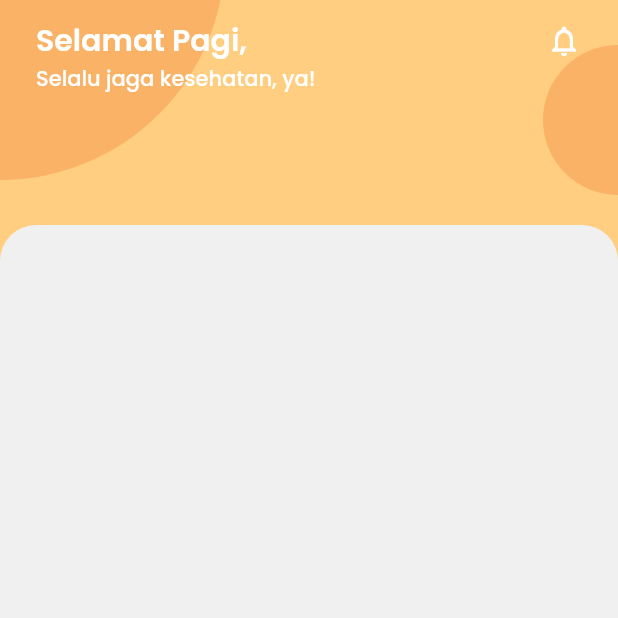
After one commit to nailnafir/pantau-covid, a Flutter app: the CasesPage screen opened directly, on a phone screen of 412 x 824 dp, the top half of it. The commit adds this screen. Run offline on Flutter 3.47's test engine with Material 2 defaults, Android fonts, the phone set to English and light mode, and no system bars.

Commit message:
add greetings in cases page

```diff
--- /dev/null
+++ b/lib/pages/cases_page.dart
@@ -0,0 +1,106 @@
+part of 'pages.dart';
+
+class CasesPage extends StatefulWidget {
+  const CasesPage({Key? key}) : super(key: key);
+
+  @override
+  _CasesPageState createState() => _CasesPageState();
+}
+
+class _CasesPageState extends State<CasesPage> {
+  @override
+  Widget build(BuildContext context) {
+    return Scaffold(
+      backgroundColor: ColorTheme.bgLight,
+      body: SafeArea(
+        child: ListView(
+          children: [
+            Stack(
+              children: [
+                Container(
+                  height: 250,
+                  color: ColorTheme.primaryColor,
+                ),
+                Positioned(
+                  top: -180,
+                  left: -150,
+                  child: Bubble(
+                    color: ColorTheme.secondaryColor,
+                    width: 300,
+                    height: 300,
+                  ),
+                ),
+                Positioned(
+                  top: 30,
+                  right: -50,
+                  child: Bubble(
+                    color: ColorTheme.secondaryColor,
+                    width: 100,
+                    height: 100,
+                  ),
+                ),
+                Container(
+                  margin: EdgeInsets.only(top: 150),
+                  height: 300,
+                  decoration: BoxDecoration(
+                    color: ColorTheme.bgLight,
+                    borderRadius: BorderRadius.only(
+                      topLeft: Radius.circular(SpaceConfig.longSpace),
+                      topRight: Radius.circular(SpaceConfig.longSpace),
+                    ),
+                  ),
+                ),
+                _buildBody(),
+              ],
+            ),
+          ],
+        ),
+      ),
+    );
+  }
+
+  _buildBody() {
+    return Column(
+      children: [
+        _slider(),
+      ],
+    );
+  }
+
+  _slider() {
+    return Container(
+      margin: EdgeInsets.symmetric(
+        horizontal: SpaceConfig.longSpace,
+        vertical: SpaceConfig.normalSpace,
+      ),
+      child: Column(
+        crossAxisAlignment: CrossAxisAlignment.start,
+        children: [
+          Row(
+            mainAxisAlignment: MainAxisAlignment.spaceBetween,
+            children: [
+              Text(
+                "Selamat Pagi,",
+                style: TypeTheme.titleTextFont.copyWith(
+                  color: Colors.white,
+                  fontWeight: FontWeight.w600,
+                ),
+              ),
+              Icon(
+                Icons.notifications_outlined,
+                color: Colors.white,
+              )
+            ],
+          ),
+          Text(
+            "Selalu jaga kesehatan, ya!",
+            style: TypeTheme.normalTextFont.copyWith(
+              color: Colors.white,
+              fontWeight: FontWeight.w500,
+            ),
+          ),
+        ],
+      ),
+    );
+  }
+}
--- a/lib/pages/main_page.dart
+++ b/lib/pages/main_page.dart
@@ -34,6 +34,7 @@ class _MainPageState extends State<MainPage> {
           },
           children: [
             HomePage(),
+            CasesPage(),
           ],
         ),
       ),
--- a/lib/pages/pages.dart
+++ b/lib/pages/pages.dart
@@ -4,3 +4,4 @@ import 'package:flutter_pantau_covid/widgets/widgets.dart';
 
 part 'main_page.dart';
 part 'home_page.dart';
+part 'cases_page.dart';
```
